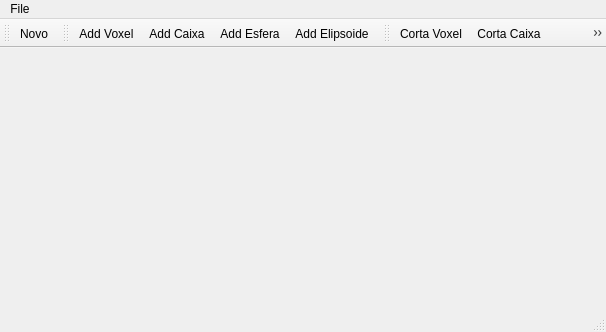
First picture: the form in EscultorUI/mainescultor.ui, repository diskrat/escultorPA, before the edit.
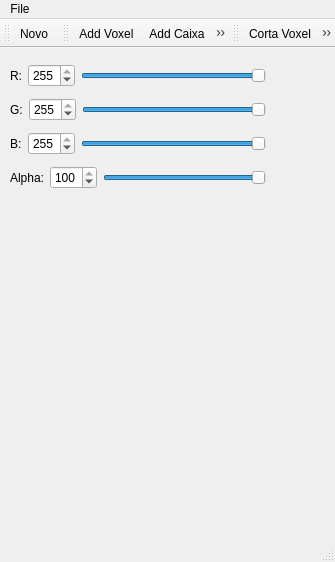
Second picture: the form after the edit. Custom widgets are drawn as their Qt base class.

What changed in the file:
```diff
--- a/EscultorUI/mainescultor.ui
+++ b/EscultorUI/mainescultor.ui
@@ -6,20 +6,275 @@
    <rect>
     <x>0</x>
     <y>0</y>
-    <width>606</width>
-    <height>332</height>
+    <width>335</width>
+    <height>562</height>
    </rect>
   </property>
+  <property name="sizePolicy">
+   <sizepolicy hsizetype="Preferred" vsizetype="Preferred">
+    <horstretch>10</horstretch>
+    <verstretch>0</verstretch>
+   </sizepolicy>
+  </property>
   <property name="windowTitle">
    <string>MainEscultor</string>
   </property>
-  <widget class="QWidget" name="centralwidget"/>
+  <widget class="QWidget" name="centralwidget">
+   <widget class="QWidget" name="">
+    <property name="geometry">
+     <rect>
+      <x>10</x>
+      <y>11</y>
+      <width>302</width>
+      <height>444</height>
+     </rect>
+    </property>
+    <layout class="QVBoxLayout" name="verticalLayout_3">
+     <item>
+      <layout class="QHBoxLayout" name="horizontalLayout">
+       <item>
+        <layout class="QVBoxLayout" name="verticalLayout">
+         <item>
+          <layout class="QHBoxLayout" name="horizontalLayoutR">
+           <item>
+            <widget class="QLabel" name="labelR">
+             <property name="text">
+              <string>R:</string>
+             </property>
+            </widget>
+           </item>
+           <item>
+            <widget class="QSpinBox" name="spinBoxR">
+             <property name="sizePolicy">
+              <sizepolicy hsizetype="Minimum" vsizetype="Fixed">
+               <horstretch>0</horstretch>
+               <verstretch>0</verstretch>
+              </sizepolicy>
+             </property>
+             <property name="maximum">
+              <number>255</number>
+             </property>
+             <property name="singleStep">
+              <number>10</number>
+             </property>
+             <property name="value">
+              <number>255</number>
+             </property>
+            </widget>
+           </item>
+           <item>
+            <widget class="QSlider" name="horizontalSliderR">
+             <property name="maximum">
+              <number>255</number>
+             </property>
+             <property name="value">
+              <number>255</number>
+             </property>
+             <property name="orientation">
+              <enum>Qt::Horizontal</enum>
+             </property>
+            </widget>
+           </item>
+          </layout>
+         </item>
+         <item>
+          <layout class="QHBoxLayout" name="horizontalLayoutG">
+           <item>
+            <widget class="QLabel" name="labelG">
+             <property name="text">
+              <string>G:</string>
+             </property>
+            </widget>
+           </item>
+           <item>
+            <widget class="QSpinBox" name="spinBoxG">
+             <property name="sizePolicy">
+              <sizepolicy hsizetype="Minimum" vsizetype="Fixed">
+               <horstretch>0</horstretch>
+               <verstretch>0</verstretch>
+              </sizepolicy>
+             </property>
+             <property name="maximum">
+              <number>255</number>
+             </property>
+             <property name="singleStep">
+              <number>10</number>
+             </property>
+             <property name="value">
+              <number>255</number>
+             </property>
+            </widget>
+           </item>
+           <item>
+            <widget class="QSlider" name="horizontalSliderG">
+             <property name="maximum">
+              <number>255</number>
+             </property>
+             <property name="value">
+              <number>255</number>
+             </property>
+             <property name="orientation">
+              <enum>Qt::Horizontal</enum>
+             </property>
+            </widget>
+           </item>
+          </layout>
+         </item>
+         <item>
+          <layout class="QHBoxLayout" name="horizontalLayoutB">
+           <item>
+            <widget class="QLabel" name="labelB">
+             <property name="text">
+              <string>B:</string>
+             </property>
+            </widget>
+           </item>
+           <item>
+            <widget class="QSpinBox" name="spinBoxB">
+             <property name="sizePolicy">
+              <sizepolicy hsizetype="Minimum" vsizetype="Fixed">
+               <horstretch>0</horstretch>
+               <verstretch>0</verstretch>
+              </sizepolicy>
+             </property>
+             <property name="maximum">
+              <number>255</number>
+             </property>
+             <property name="singleStep">
+              <number>10</number>
+             </property>
+             <property name="value">
+              <number>255</number>
+             </property>
+            </widget>
+           </item>
+           <item>
+            <widget class="QSlider" name="horizontalSliderB">
+             <property name="maximum">
+              <number>255</number>
+             </property>
+             <property name="value">
+              <number>255</number>
+             </property>
+             <property name="orientation">
+              <enum>Qt::Horizontal</enum>
+             </property>
+            </widget>
+           </item>
+          </layout>
+         </item>
+         <item>
+          <layout class="QHBoxLayout" name="horizontalLayoutAlpha">
+           <item>
+            <widget class="QLabel" name="labelAlpha">
+             <property name="text">
+              <string>Alpha:</string>
+             </property>
+            </widget>
+           </item>
+           <item>
+            <widget class="QSpinBox" name="spinBoxAlpha">
+             <property name="sizePolicy">
+              <sizepolicy hsizetype="Minimum" vsizetype="Fixed">
+               <horstretch>0</horstretch>
+               <verstretch>0</verstretch>
+              </sizepolicy>
+             </property>
+             <property name="maximum">
+              <number>100</number>
+             </property>
+             <property name="singleStep">
+              <number>10</number>
+             </property>
+             <property name="value">
+              <number>100</number>
+             </property>
+            </widget>
+           </item>
+           <item>
+            <widget class="QSlider" name="horizontalSliderAlpha">
+             <property name="maximum">
+              <number>100</number>
+             </property>
+             <property name="value">
+              <number>100</number>
+             </property>
+             <property name="orientation">
+              <enum>Qt::Horizontal</enum>
+             </property>
+            </widget>
+           </item>
+          </layout>
+         </item>
+        </layout>
+       </item>
+       <item>
+        <layout class="QVBoxLayout" name="verticalLayout_2">
+         <item>
+          <spacer name="verticalSpacer_2">
+           <property name="orientation">
+            <enum>Qt::Vertical</enum>
+           </property>
+           <property name="sizeHint" stdset="0">
+            <size>
+             <width>20</width>
+             <height>40</height>
+            </size>
+           </property>
+          </spacer>
+         </item>
+         <item>
+          <widget class="colorRGB" name="widgetrRGB" native="true">
+           <property name="minimumSize">
+            <size>
+             <width>40</width>
+             <height>40</height>
+            </size>
+           </property>
+          </widget>
+         </item>
+         <item>
+          <spacer name="verticalSpacer">
+           <property name="orientation">
+            <enum>Qt::Vertical</enum>
+           </property>
+           <property name="sizeHint" stdset="0">
+            <size>
+             <width>20</width>
+             <height>40</height>
+            </size>
+           </property>
+          </spacer>
+         </item>
+        </layout>
+       </item>
+      </layout>
+     </item>
+     <item>
+      <widget class="QWidget" name="widget" native="true">
+       <property name="minimumSize">
+        <size>
+         <width>300</width>
+         <height>300</height>
+        </size>
+       </property>
+       <property name="baseSize">
+        <size>
+         <width>100</width>
+         <height>100</height>
+        </size>
+       </property>
+      </widget>
+     </item>
+    </layout>
+   </widget>
+  </widget>
   <widget class="QMenuBar" name="menubar">
    <property name="geometry">
     <rect>
      <x>0</x>
      <y>0</y>
-     <width>606</width>
+     <width>335</width>
      <height>20</height>
     </rect>
    </property>
@@ -131,6 +386,20 @@
    </property>
   </action>
  </widget>
+ <customwidgets>
+  <customwidget>
+   <class>colorRGB</class>
+   <extends>QWidget</extends>
+   <header>colorrgb.h</header>
+   <container>1</container>
+   <slots>
+    <slot>setR(int)</slot>
+    <slot>setG(int)</slot>
+    <slot>setB(int)</slot>
+    <slot>setAlpha(int)</slot>
+   </slots>
+  </customwidget>
+ </customwidgets>
  <resources/>
  <connections/>
 </ui>
```
Left out of the diff: 195 changed lines with no effect on the pictures.
